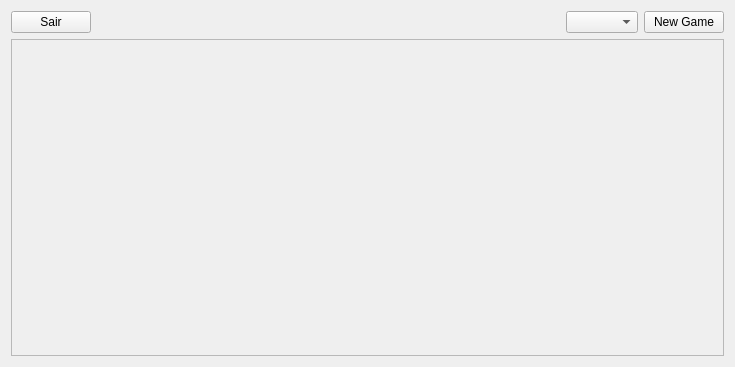
Above: gamingWorkout/semaforo/semaforo.ui from afonsonf/gamingworkout before the change. Below: the same form after it.
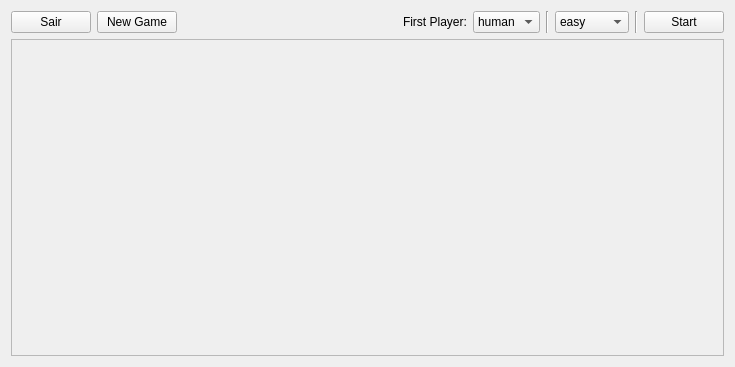
That is the form after the change.

Commit message: UI semaforo buttons

The edit to the form file:
```diff
--- a/gamingWorkout/semaforo/semaforo.ui
+++ b/gamingWorkout/semaforo/semaforo.ui
@@ -23,6 +23,13 @@
        </property>
       </widget>
      </item>
+     <item>
+      <widget class="QPushButton" name="pushButton_2">
+       <property name="text">
+        <string>New Game</string>
+       </property>
+      </widget>
+     </item>
      <item>
       <spacer name="horizontalSpacer">
        <property name="orientation">
@@ -37,12 +44,68 @@
       </spacer>
      </item>
      <item>
-      <widget class="QComboBox" name="comboBox"/>
+      <widget class="QLabel" name="label">
+       <property name="text">
+        <string>First Player:</string>
+       </property>
+      </widget>
      </item>
      <item>
-      <widget class="QPushButton" name="pushButton_2">
+      <widget class="QComboBox" name="comboBox_2">
+       <item>
+        <property name="text">
+         <string>human</string>
+        </property>
+       </item>
+       <item>
+        <property name="text">
+         <string>bot</string>
+        </property>
+       </item>
+      </widget>
+     </item>
+     <item>
+      <widget class="Line" name="line_2">
+       <property name="orientation">
+        <enum>Qt::Vertical</enum>
+       </property>
+      </widget>
+     </item>
+     <item>
+      <widget class="QComboBox" name="comboBox">
+       <item>
+        <property name="text">
+         <string>easy</string>
+        </property>
+       </item>
+       <item>
+        <property name="text">
+         <string>medium</string>
+        </property>
+       </item>
+       <item>
+        <property name="text">
+         <string>hard</string>
+        </property>
+       </item>
+       <item>
+        <property name="text">
+         <string>random</string>
+        </property>
+       </item>
+      </widget>
+     </item>
+     <item>
+      <widget class="Line" name="line">
+       <property name="orientation">
+        <enum>Qt::Vertical</enum>
+       </property>
+      </widget>
+     </item>
+     <item>
+      <widget class="QPushButton" name="pushButton">
        <property name="text">
-        <string>New Game</string>
+        <string>Start</string>
        </property>
       </widget>
      </item>
```
